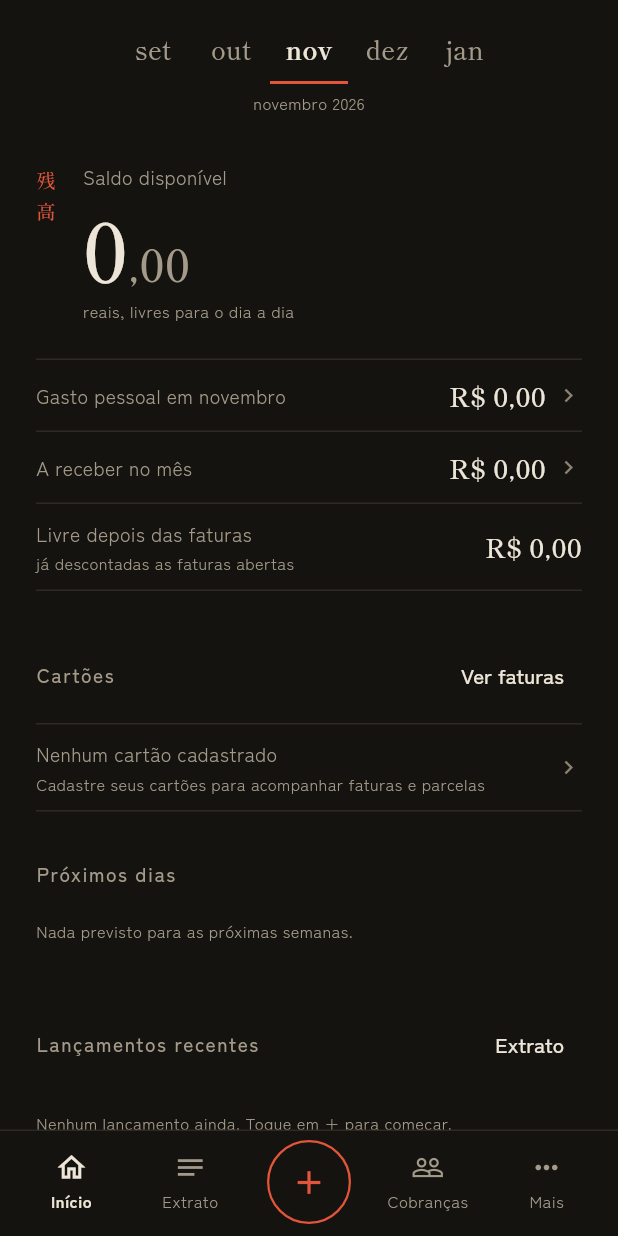
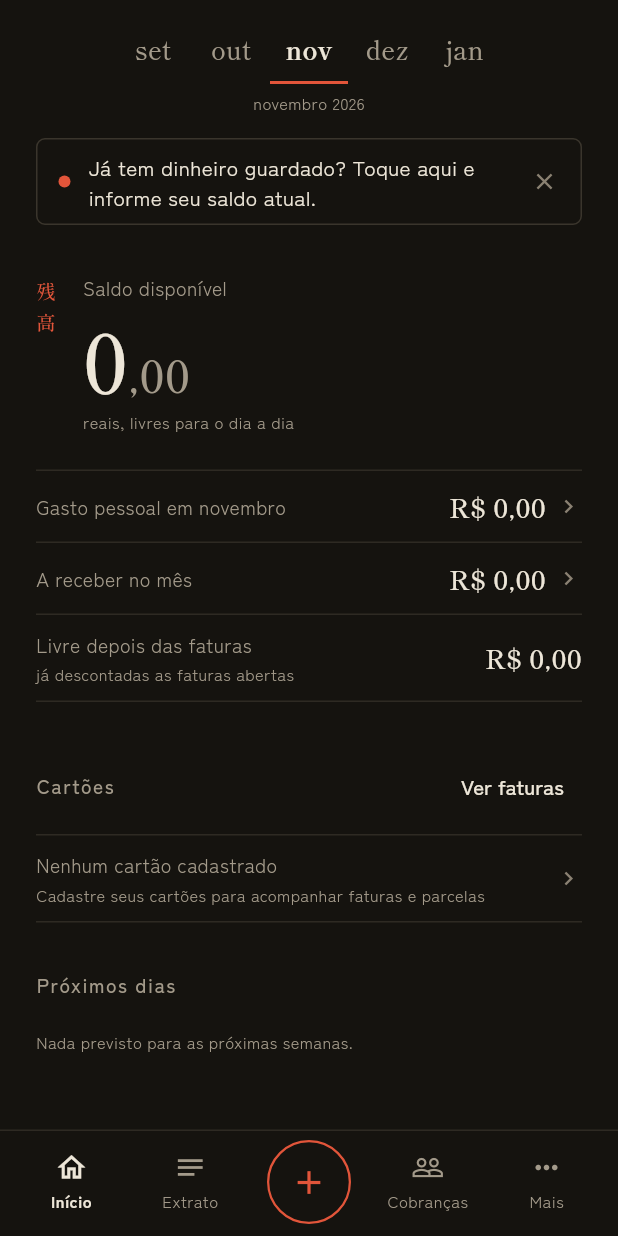
Before and after one commit to LuGoAn/chokin, a Flutter app: the screen it shows after launch, on a phone screen of 412 x 824 dp. Run offline on Flutter 3.47's test engine with Material 3 defaults, Android fonts, the phone set to English and light mode, and no system bars; our stand-ins replace file_picker, shared_preferences, sqflite; accounts and stored records are empty; network calls fail.

Commit message:
aviso de saldo na primeira abertura do app

```diff
--- a/lib/presentation/screens/dashboard/dashboard_screen.dart
+++ b/lib/presentation/screens/dashboard/dashboard_screen.dart
@@ -12,6 +12,7 @@ import '../../widgets/sumi_widgets.dart';
 import '../inbox/inbox_screen.dart';
 import '../invoices/invoices_screen.dart';
 import '../reimbursements/reimbursements_screen.dart';
+import '../settings/balance_dialog.dart';
 import '../transactions/transaction_history_screen.dart';
 import '../../../services/update_service.dart';
 import '../../state/financial_state_notifier.dart';
@@ -66,6 +67,10 @@ class DashboardScreen extends StatelessWidget {
               if (notifier.availableUpdate?.hasUpdate == true) ...[
                 const SizedBox(height: 16),
                 _buildUpdateBanner(context, notifier.availableUpdate!, notifier),
+              ],
+              if (notifier.showBalanceHint) ...[
+                const SizedBox(height: 16),
+                _buildBalanceHint(context),
               ],
               if (notifier.inbox.isNotEmpty) ...[
                 const SizedBox(height: 16),
@@ -188,6 +193,39 @@ class DashboardScreen extends StatelessWidget {
           showBottomBorder: true,
         ),
       ],
+    );
+  }
+
+  Widget _buildBalanceHint(BuildContext context) {
+    return InkWell(
+      onTap: () => showBalanceDialog(context, notifier),
+      borderRadius: BorderRadius.circular(Sumi.radius),
+      child: Container(
+        constraints: const BoxConstraints(minHeight: 48),
+        padding: const EdgeInsets.only(left: 14, top: 4, bottom: 4),
+        decoration: BoxDecoration(
+          border: Border.all(color: AppColors.borderStrong),
+          borderRadius: BorderRadius.circular(Sumi.radius),
+        ),
+        child: Row(
+          children: [
+            Container(
+              width: 8,
+              height: 8,
+              decoration: const BoxDecoration(color: AppColors.primary, shape: BoxShape.circle),
+            ),
+            const SizedBox(width: 12),
+            const Expanded(
+              child: Text('Já tem dinheiro guardado? Toque aqui e informe seu saldo atual.', style: Sumi.body),
+            ),
+            IconButton(
+              tooltip: 'Dispensar',
+              icon: const Icon(Icons.close, size: 18, color: AppColors.textMuted),
+              onPressed: notifier.dismissBalanceHint,
+            ),
+          ],
+        ),
+      ),
     );
   }
 
--- a/lib/presentation/state/financial_state_notifier.dart
+++ b/lib/presentation/state/financial_state_notifier.dart
@@ -32,6 +32,7 @@ class FinancialStateNotifier extends ChangeNotifier {
   int _selectedMonth = DateTime.now().month;
   int _selectedYear = DateTime.now().year;
   AppUpdateInfo? _availableUpdate;
+  bool _balanceHintDismissed = true;
 
   FinancialStateNotifier({
     FinancialRepository? repository,
@@ -50,6 +51,9 @@ class FinancialStateNotifier extends ChangeNotifier {
   int get selectedMonth => _selectedMonth;
   int get selectedYear => _selectedYear;
   AppUpdateInfo? get availableUpdate => _availableUpdate;
+
+  // só aparece enquanto o app está vazio: sem saldo nem lançamento nenhum
+  bool get showBalanceHint => !_balanceHintDismissed && _state.movements.isEmpty && _state.transactions.isEmpty;
 
   DashboardSummary get dashboardSummary => FinancialMovementEngine.calculateDashboardSummary(
         state: _state,
@@ -76,6 +80,7 @@ class FinancialStateNotifier extends ChangeNotifier {
     _state = await repository.loadFinancialState();
     _categories = await repository.getCategories();
     _inbox = await repository.getInboxNotifications();
+    _balanceHintDismissed = await repository.getSetting('balance_hint_dismissed') == '1';
 
     notificationBridge.initialize();
     _notifSubscription?.cancel();
@@ -543,6 +548,12 @@ class FinancialStateNotifier extends ChangeNotifier {
     }
   }
 
+  Future<void> dismissBalanceHint() async {
+    _balanceHintDismissed = true;
+    notifyListeners();
+    await repository.setSetting('balance_hint_dismissed', '1');
+  }
+
   void dismissUpdateNotification() {
     _availableUpdate = null;
     notifyListeners();
```
Also changed, not shown: lib/presentation/screens/settings/balance_dialog.dart (added, +51 -0 lines), lib/presentation/screens/settings/settings_screen.dart (+2 -48 lines).
